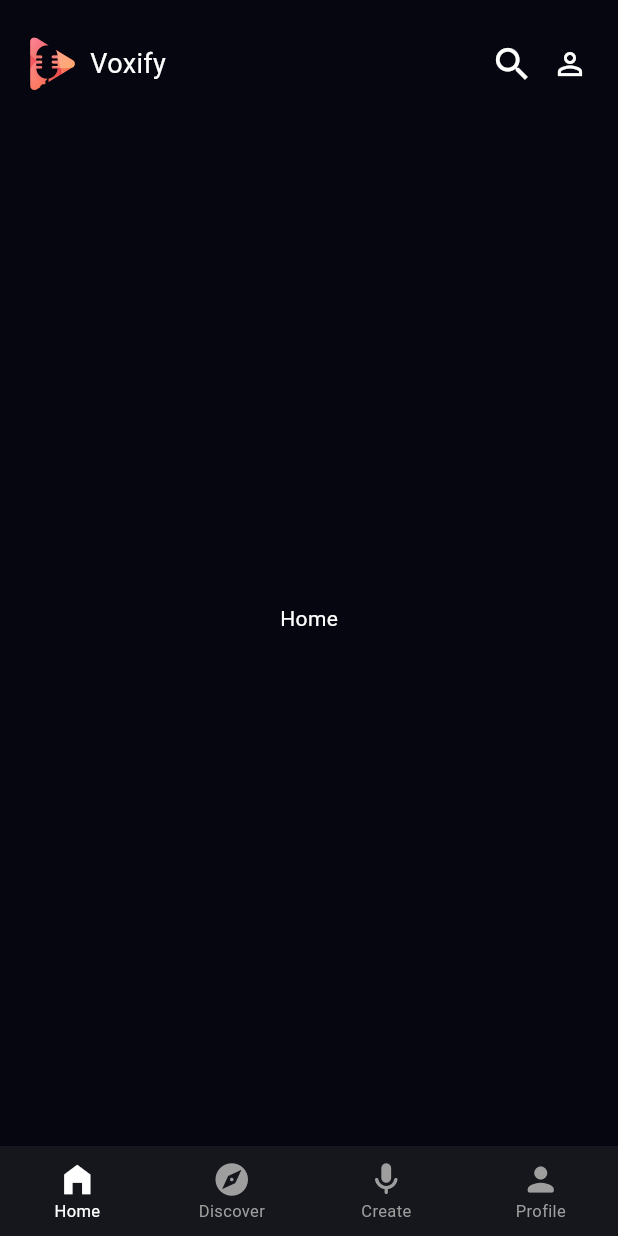
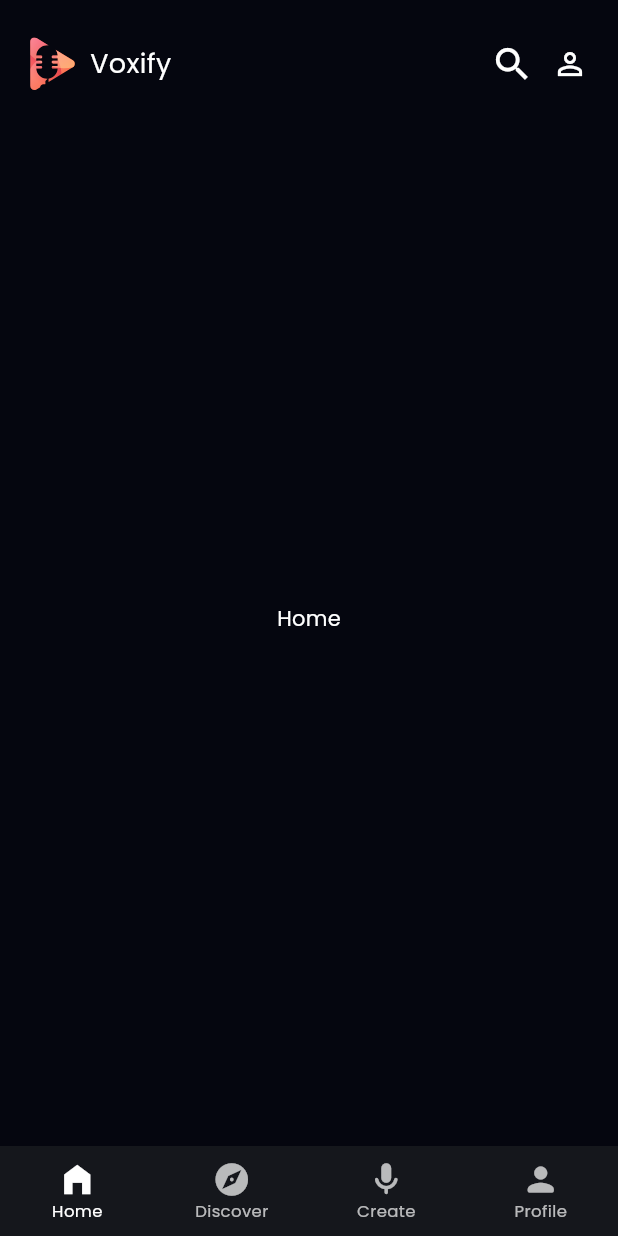
Before and after one commit to shiwangaryan/Voxify-Client, a Flutter app: the screen it shows after launch, on a phone screen of 412 x 824 dp. Run offline on Flutter 3.47's test engine with Material 3 defaults, Android fonts, the phone set to English and light mode, and no system bars; our stand-ins replace bloc, flutter_bloc, flutter_svg, google_fonts.

Commit message:
google fonts

```diff
--- a/lib/main.dart
+++ b/lib/main.dart
@@ -1,6 +1,7 @@
 import 'package:flutter/material.dart';
 import 'package:flutter/services.dart';
 import 'package:flutter_bloc/flutter_bloc.dart';
+import 'package:google_fonts/google_fonts.dart';
 import 'package:voxify_client/screens/homescreen/homescreen.dart';
 import 'package:voxify_client/services/bloc/navigation/navigation_bloc.dart';
 import 'package:voxify_client/utils/constants.dart';
@@ -23,6 +24,8 @@ class MyApp extends StatelessWidget {
     return MaterialApp(
       title: 'Flutter Demo',
       theme: ThemeData(
+        // textTheme: GoogleFonts.poppinsTextTheme(),
+        textTheme: GoogleFonts.poppinsTextTheme(ThemeData.light().textTheme),
         useMaterial3: true,
       ),
       debugShowCheckedModeBanner: false,
--- a/lib/screens/homescreen/homescreen.dart
+++ b/lib/screens/homescreen/homescreen.dart
@@ -116,7 +116,7 @@ class HomeScreen extends StatelessWidget {
                 items: bottomNavbarItems,
                 currentIndex: state.tabIndex,
                 selectedItemColor: Colors.white,
-                unselectedItemColor: Colors.grey,
+                unselectedItemColor: Colors.white.withOpacity(0.7),
                 selectedFontSize: 11,
                 unselectedFontSize: 11,
                 iconSize: 26,
--- a/pubspec.yaml
+++ b/pubspec.yaml
@@ -37,6 +37,8 @@ dependencies:
   bloc: ^8.1.4
   flutter_bloc: ^8.1.6
   flutter_svg: ^2.0.14
+  google_fonts: ^6.2.1
+  path_provider: ^2.1.5
 
 dev_dependencies:
   flutter_test:
```
Also changed, not shown: pubspec.lock, 1 other file.
